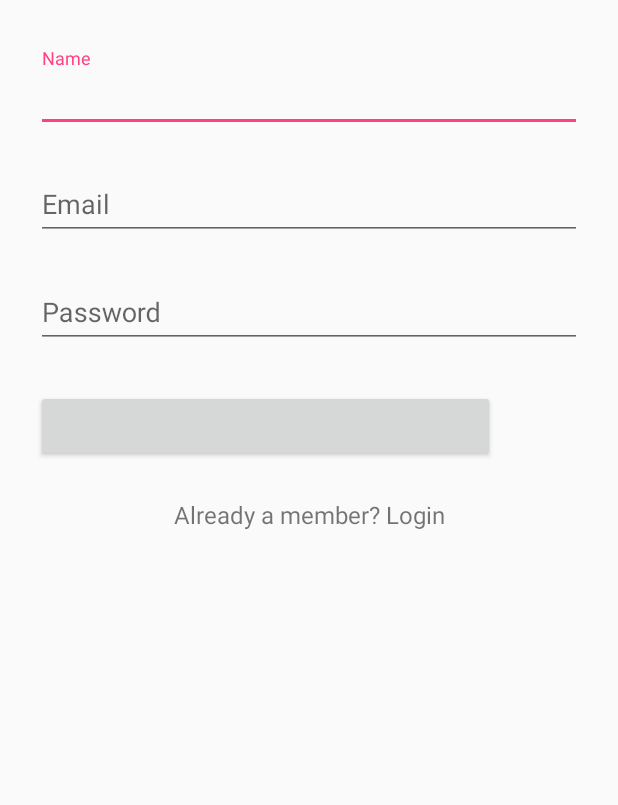
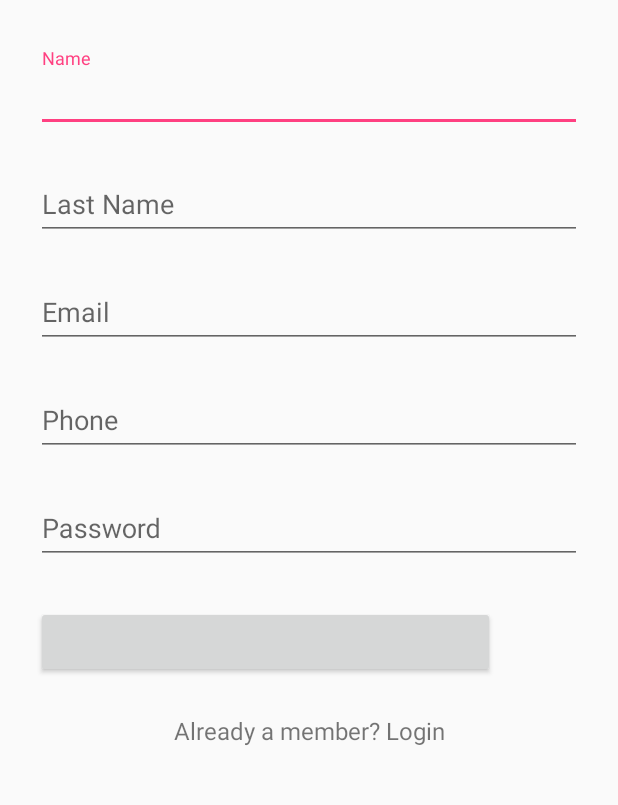
Before and after one commit to sergio-iglega/CycloGuardian_Def, an Android app: the SignupActivity screen opened directly, with no data from a screen before it, on a phone screen of 412 x 824 dp, the part 276-1081 px from its top. Run offline under Robolectric (Android 15) with nearby library versions, the phone set to English and light mode, and no system bars; libraries missing offline, so code that uses them is left out: com.facebook.stetho, mehdi.sakout.fancybuttons; plain views replace FancyButton; Roboto replaces fonts that are not available here; 5 statements that could not run were skipped.

Commit message:
Comit Bluetooth

```diff
--- a/CycloGuardian/app/src/main/java/com/example/sergi/cycloguardian/Services/MainService.java
+++ b/CycloGuardian/app/src/main/java/com/example/sergi/cycloguardian/Services/MainService.java
@@ -256,7 +256,7 @@ public class MainService extends Service {
                     bytes.subscribe(new Consumer<byte[]>() {
                         @Override
                         public void accept(byte[] bytes) throws Exception {
-                            String msg = new String(bytes, "UTF-8");
+                            String msg = new String(bytes, 0);
                                     Log.d("MainService", msg);
                             EventBus.getDefault().post(new BluetoothMessage(msg));
                         }
--- a/CycloGuardian/app/src/main/res/layout/activity_login.xml
+++ b/CycloGuardian/app/src/main/res/layout/activity_login.xml
@@ -58,8 +58,8 @@
             android:layout_marginBottom="24dp"
             fancy:fb_borderColor="#FFFFFF"
             fancy:fb_borderWidth="1dp"
-            fancy:fb_defaultColor="#ffea00"
-            fancy:fb_focusColor="#f5e57e"
+            fancy:fb_defaultColor="#FFF400"
+            fancy:fb_focusColor="#CBC200"
             fancy:fb_fontIconResource="@string/icon_user"
             fancy:fb_iconPosition="left"
             fancy:fb_radius="30dp"
--- a/CycloGuardian/app/src/main/res/layout/activity_signup.xml
+++ b/CycloGuardian/app/src/main/res/layout/activity_signup.xml
@@ -14,11 +14,26 @@
         android:paddingLeft="24dp"
         android:paddingRight="24dp">
 
-        <ImageView android:src="@drawable/logo"
+        <ImageView
             android:layout_width="wrap_content"
             android:layout_height="72dp"
+            android:layout_gravity="center_horizontal"
             android:layout_marginBottom="24dp"
-            android:layout_gravity="center_horizontal" />
+            android:src="@drawable/logo" />
+
+        <android.support.design.widget.TextInputLayout
+            android:layout_width="match_parent"
+            android:layout_height="match_parent"
+            android:layout_marginBottom="8dp"
+            android:layout_marginTop="8dp">
+
+            <EditText
+                android:id="@+id/input_name"
+                android:layout_width="match_parent"
+                android:layout_height="wrap_content"
+                android:hint="Name"
+                android:inputType="textCapWords" />
+        </android.support.design.widget.TextInputLayout>
 
         <!--  Name Label -->
         <android.support.design.widget.TextInputLayout
@@ -26,11 +41,13 @@
             android:layout_height="wrap_content"
             android:layout_marginTop="8dp"
             android:layout_marginBottom="8dp">
-            <EditText android:id="@+id/input_name"
+
+            <EditText
+                android:id="@+id/input_lastname"
                 android:layout_width="match_parent"
                 android:layout_height="wrap_content"
-                android:inputType="textCapWords"
-                android:hint="Name" />
+                android:hint="Last Name"
+                android:inputType="textCapWords" />
         </android.support.design.widget.TextInputLayout>
 
         <!-- Email Label -->
@@ -44,9 +61,26 @@
                 android:layout_height="wrap_content"
                 android:inputType="textEmailAddress"
                 android:hint="Email" />
+
         </android.support.design.widget.TextInputLayout>
 
         <!-- Password Label -->
+        <android.support.design.widget.TextInputLayout
+            android:layout_width="match_parent"
+            android:layout_height="match_parent"
+            android:layout_marginBottom="8dp"
+            android:layout_marginTop="8dp">
+
+            <EditText
+                android:id="@+id/input_phone"
+                android:layout_width="match_parent"
+                android:layout_height="wrap_content"
+                android:layout_weight="1"
+                android:ems="10"
+                android:hint="Phone"
+                android:inputType="phone" />
+        </android.support.design.widget.TextInputLayout>
+
         <android.support.design.widget.TextInputLayout
             android:layout_width="match_parent"
             android:layout_height="wrap_content"
@@ -71,8 +105,8 @@
             android:padding="10dp"
             fancy:fb_borderColor="#FFFFFF"
             fancy:fb_borderWidth="1dp"
-            fancy:fb_defaultColor="#ffea00"
-            fancy:fb_focusColor="#f5e57e"
+            fancy:fb_defaultColor="#FFF400"
+            fancy:fb_focusColor="#CBC200"
             fancy:fb_fontIconResource="@string/icon_add"
             fancy:fb_radius="30dp"
             fancy:fb_text="Create an account"
--- a/CycloGuardian/app/src/main/res/values/strings.xml
+++ b/CycloGuardian/app/src/main/res/values/strings.xml
@@ -79,6 +79,10 @@
     <string name="title_activity_settings">Settings</string>
     <string name="conexion_server_fail">The connection with the server fail</string>
     <string name="license">Licenses</string>
+    <string name="min_3_character">At least 3 characters</string>
+    <string name="validate_phone">Enter a valid phone</string>
+    <string name="validate_email">Enter a valid email address</string>
+    <string name="validate_password">Between 4 and 10 alphanumeric characters</string>
 
 
 </resources>
```
Also changed, not shown: CycloGuardian/app/src/main/java/com/example/sergi/cycloguardian/Activities/SignupActivity.java (+27 -4 lines).
